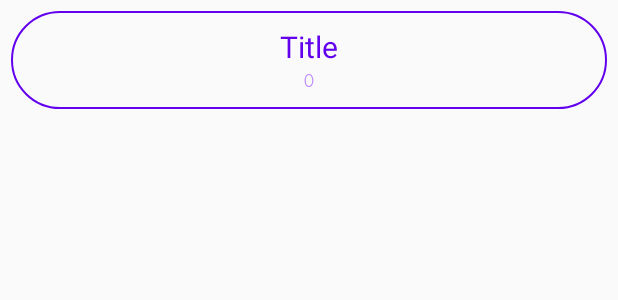
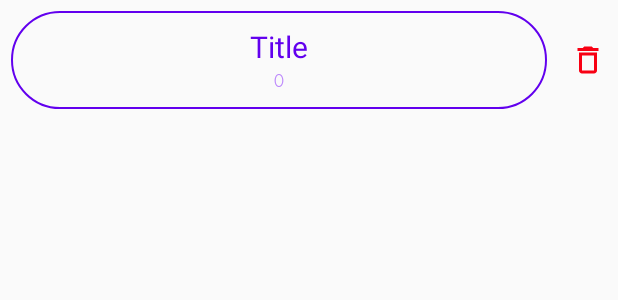
Before and after one commit to muaaaaz/TasbeehCounter, an Android app: the layout layout_tasbeeh_item.xml on its own in the app's theme, with its tools: preview values and no code run, on a phone screen of 412 x 824 dp. Shown: the top 300 px of the screen. Run offline under Robolectric (Android 15) with nearby library versions, the phone set to English and light mode, and no system bars.

Commit message:
Add delete function to delete a tasbeeh

```diff
--- /dev/null
+++ b/app/src/main/res/drawable/ic_delete.xml
@@ -0,0 +1,5 @@
+<vector android:height="24dp" android:tint="#F80013"
+    android:viewportHeight="24" android:viewportWidth="24"
+    android:width="24dp" xmlns:android="http://schemas.android.com/apk/res/android">
+    <path android:fillColor="@android:color/white" android:pathData="M6,19c0,1.1 0.9,2 2,2h8c1.1,0 2,-0.9 2,-2L18,7L6,7v12zM8,9h8v10L8,19L8,9zM15.5,4l-1,-1h-5l-1,1L5,4v2h14L19,4z"/>
+</vector>
--- a/app/src/main/res/layout/layout_tasbeeh_item.xml
+++ b/app/src/main/res/layout/layout_tasbeeh_item.xml
@@ -2,7 +2,13 @@
 <LinearLayout xmlns:android="http://schemas.android.com/apk/res/android"
     android:layout_width="match_parent"
     android:layout_height="wrap_content"
+    android:orientation="horizontal">
+
+    <LinearLayout
+        android:layout_width="0dp"
+        android:layout_height="wrap_content"
         android:layout_margin="@dimen/_7dp"
+        android:layout_weight="0.9"
         android:background="@drawable/style_rounded_border"
         android:gravity="center"
         android:orientation="vertical"
@@ -26,5 +32,14 @@
             android:text="0"
             android:textColor="@color/purple_200"
             android:textSize="@dimen/_15sp" />
+    </LinearLayout>
 
+    <ImageButton
+        android:id="@+id/btn_delete_tasbeeh_item"
+        android:layout_width="0dp"
+        android:layout_height="match_parent"
+        android:layout_weight="0.1"
+        android:background="@drawable/btn_oval"
+        android:gravity="center"
+        android:src="@drawable/ic_delete" />
 </LinearLayout>
```
Also changed, not shown: app/src/main/java/com/kodecaptain/myapplication/TasbeehAdaptor.java (+8 -0 lines), app/src/main/java/com/kodecaptain/myapplication/data/DataManagement.java (+18 -1 lines). Lines whose indentation alone changed are shown as unchanged.
